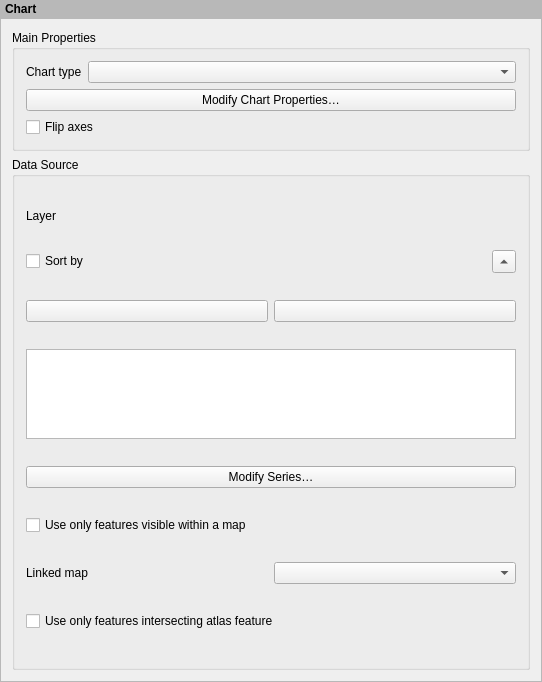
Above: src/ui/layout/qgslayoutchartwidgetbase.ui from qgis/QGIS before the change. Below: the same form after it.
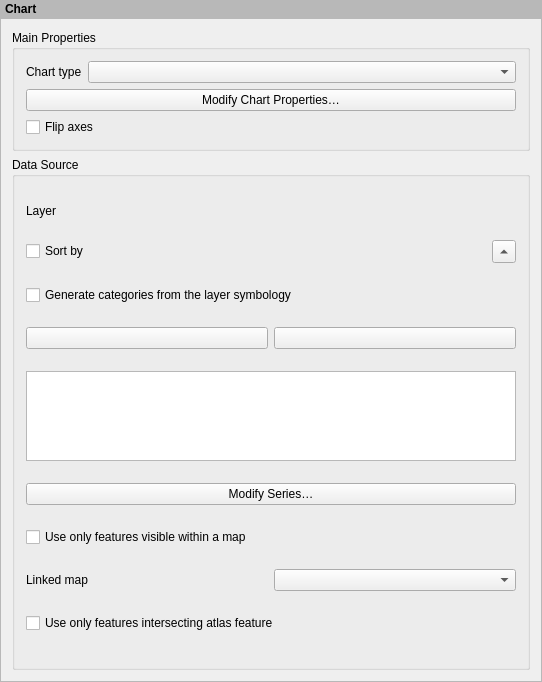
That is the form after the change. Icons and pictures are not drawn. Custom widgets are drawn as their Qt base class.

Commit message: [layout] Allow for chart items to use the source layer's renderer to generate categories

Patch:
```diff
--- a/src/ui/layout/qgslayoutchartwidgetbase.ui
+++ b/src/ui/layout/qgslayoutchartwidgetbase.ui
@@ -176,6 +176,13 @@
            </widget>
           </item>
           <item row="2" column="0" colspan="3">
+           <widget class="QCheckBox" name="mGenerateCategoriesFromRendererCheckBox">
+            <property name="text">
+             <string>Generate categories from the layer symbology</string>
+            </property>
+           </widget>
+          </item>
+          <item row="3" column="0" colspan="3">
            <layout class="QHBoxLayout" name="seriesControlsLayout">
             <item>
              <widget class="QPushButton" name="mAddSeriesPushButton">
@@ -207,7 +214,7 @@
             </item>
            </layout>
           </item>
-          <item row="3" column="0" colspan="3">
+          <item row="4" column="0" colspan="3">
            <widget class="QListWidget" name="mSeriesListWidget">
             <property name="sizePolicy">
              <sizepolicy hsizetype="Expanding" vsizetype="Expanding">
@@ -223,21 +230,21 @@
             </property>
            </widget>
           </item>
-          <item row="4" column="0" colspan="3">
+          <item row="5" column="0" colspan="3">
            <widget class="QPushButton" name="mSeriesPropertiesButton">
             <property name="text">
              <string>Modify Series…</string>
             </property>
            </widget>
           </item>
-          <item row="5" column="0" colspan="3">
+          <item row="6" column="0" colspan="3">
            <widget class="QCheckBox" name="mFilterOnlyVisibleFeaturesCheckBox">
             <property name="text">
              <string>Use only features visible within a map</string>
             </property>
            </widget>
           </item>
-          <item row="6" column="0" colspan="3">
+          <item row="7" column="0" colspan="3">
            <layout class="QHBoxLayout" name="linkedMapLayout">
             <item>
              <widget class="QLabel" name="mLinkedMapLabel">
@@ -254,7 +261,7 @@
             </item>
            </layout>
           </item>
-          <item row="7" column="0" colspan="3">
+          <item row="8" column="0" colspan="3">
            <widget class="QCheckBox" name="mIntersectAtlasCheckBox">
             <property name="text">
              <string>Use only features intersecting atlas feature</string>
```
The commit also changes 7 other files.
